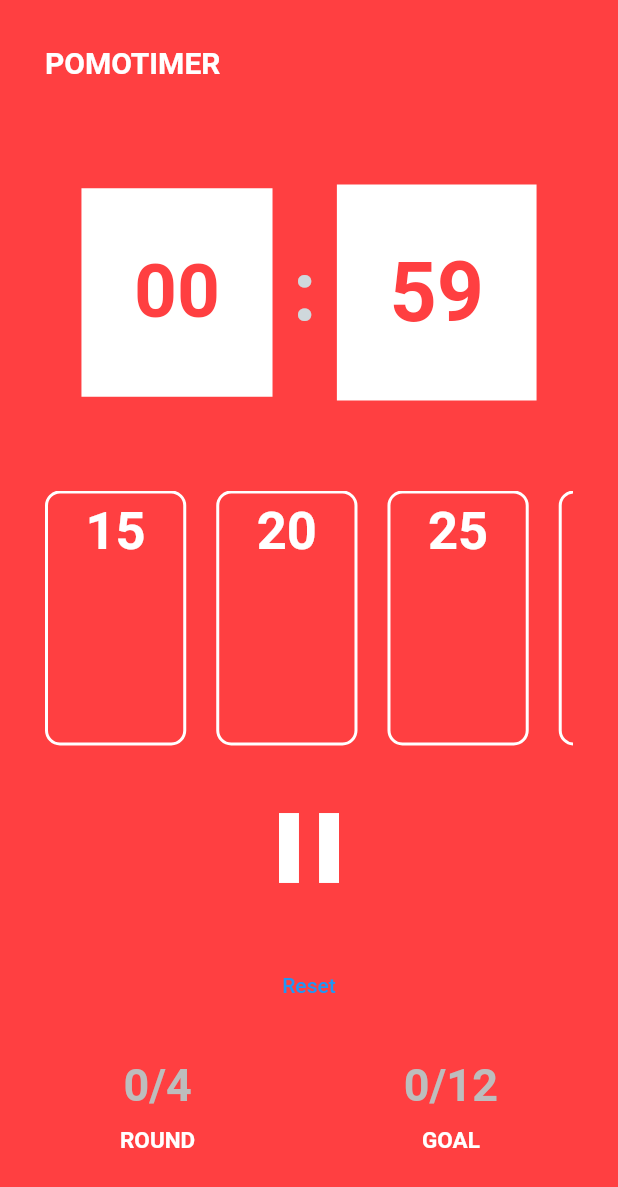
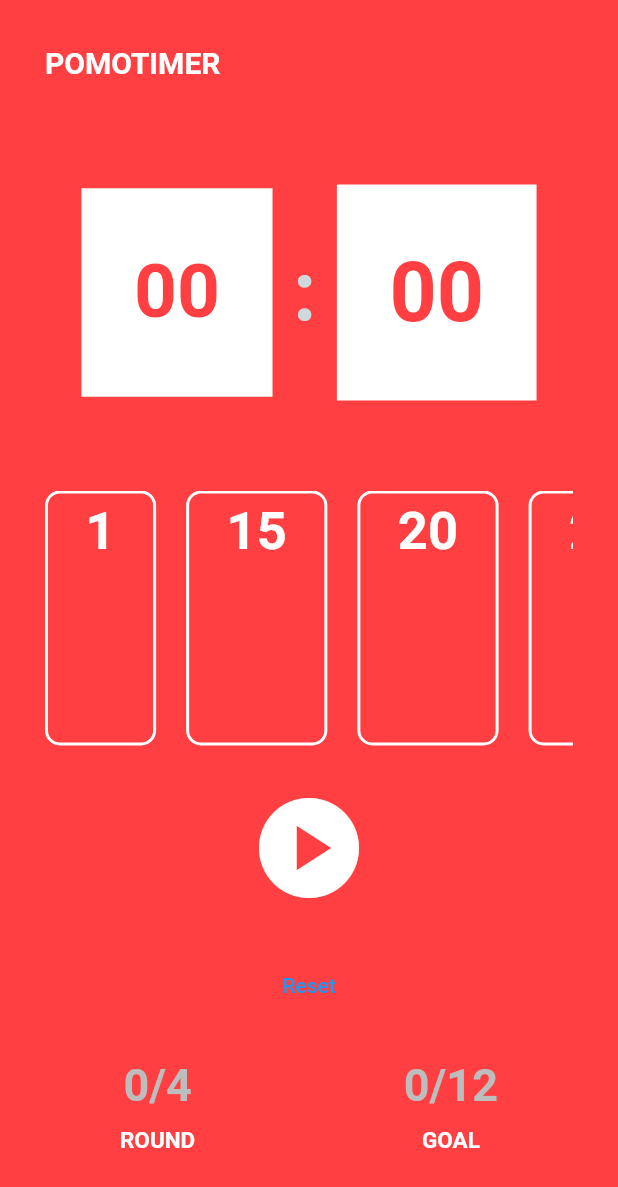
Before and after one commit to DhongGyuOh/flutter_application_nomadclone, a Flutter app: the screen it shows after launch, after a tap on the "play circle" icon, on a phone screen of 412 x 824 dp. Shown: the top 1187 px of the screen. Run offline on Flutter 3.47's test engine with Material 2 defaults, Android fonts, the phone set to English and light mode, and no system bars.

Commit message:
2번째 챌린지 완료

```diff
--- a/lib/main.dart
+++ b/lib/main.dart
@@ -23,10 +23,12 @@ class PomodoApp extends StatefulWidget {
 }
 
 class _PomodoAppState extends State<PomodoApp> {
-  List<int> timeSet = [15, 20, 25, 30, 35];
+  List<int> timeSet = [1, 15, 20, 25, 30, 35];
+  bool isRest = false;
+  String btnText = 'Reset';
   int selectedMinute = 0;
   int minutes = 0;
-  int seconds = 60;
+  int seconds = 0;
   bool isRunning = false;
   int totalRound = 0;
   int totalGoal = 0;
@@ -34,17 +36,27 @@ class _PomodoAppState extends State<PomodoApp> {
 
   void onTick(Timer timer) {
     if (minutes == 0 && seconds == 0) {
+      if (isRest) {
         setState(() {
+          isRest = false;
+          btnText = 'Reset';
           minutes = selectedMinute;
           seconds = 0;
           isRunning = false;
           totalRound++;
+
           if (totalRound == 4) {
             totalGoal++;
             totalRound = 0;
           }
+
+          timer.cancel();
         });
-      timer.cancel();
+      } else {
+        btnText = 'Rest 5 Minute.';
+        minutes = 5;
+        isRest = true;
+      }
     } else {
       setState(() {
         if (seconds == 0) {
@@ -80,16 +92,19 @@ class _PomodoAppState extends State<PomodoApp> {
   }
 
   void onClickReset() {
+    if (isRest) return;
     isRunning = false;
     minutes = 0;
     seconds = 0;
     totalRound = 0;
     totalGoal = 0;
     selectedMinute = 0;
+    timer.cancel();
     setState(() {});
   }
 
   void btnSetTimer(String times) {
+    if (isRest) return;
     minutes = int.parse(times);
     selectedMinute = minutes;
     seconds = 0;
@@ -100,6 +115,10 @@ class _PomodoAppState extends State<PomodoApp> {
     isRunning = isRunning == false ? true : false;
     switch (isRunning) {
       case true:
+        if (minutes == 0 && seconds == 0) {
+          isRunning = false;
+          return;
+        }
         timer = Timer.periodic(const Duration(seconds: 1), onTick);
         break;
       case false:
@@ -186,13 +205,17 @@ class _PomodoAppState extends State<PomodoApp> {
                           decoration: BoxDecoration(
                               borderRadius:
                                   const BorderRadius.all(Radius.circular(10)),
-                              color: const Color(0xffff3f41),
+                              color: times == selectedMinute.toString()
+                                  ? Colors.white
+                                  : const Color(0xffff3f41),
                               border:
                                   Border.all(color: Colors.white, width: 2)),
                           child: Text(
                             times,
-                            style: const TextStyle(
-                                color: Colors.white,
+                            style: TextStyle(
+                                color: times == selectedMinute.toString()
+                                    ? const Color(0xffff3f41)
+                                    : Colors.white,
                                 fontSize: 35,
                                 fontWeight: FontWeight.bold),
                           ),
@@ -224,8 +247,7 @@ class _PomodoAppState extends State<PomodoApp> {
               Row(
                 mainAxisAlignment: MainAxisAlignment.center,
                 children: [
-                  TextButton(
-                      onPressed: onClickReset, child: const Text('Reset')),
+                  TextButton(onPressed: onClickReset, child: Text(btnText)),
                 ],
               ),
               Padding(
```
Lines whose indentation alone changed are shown as unchanged.
